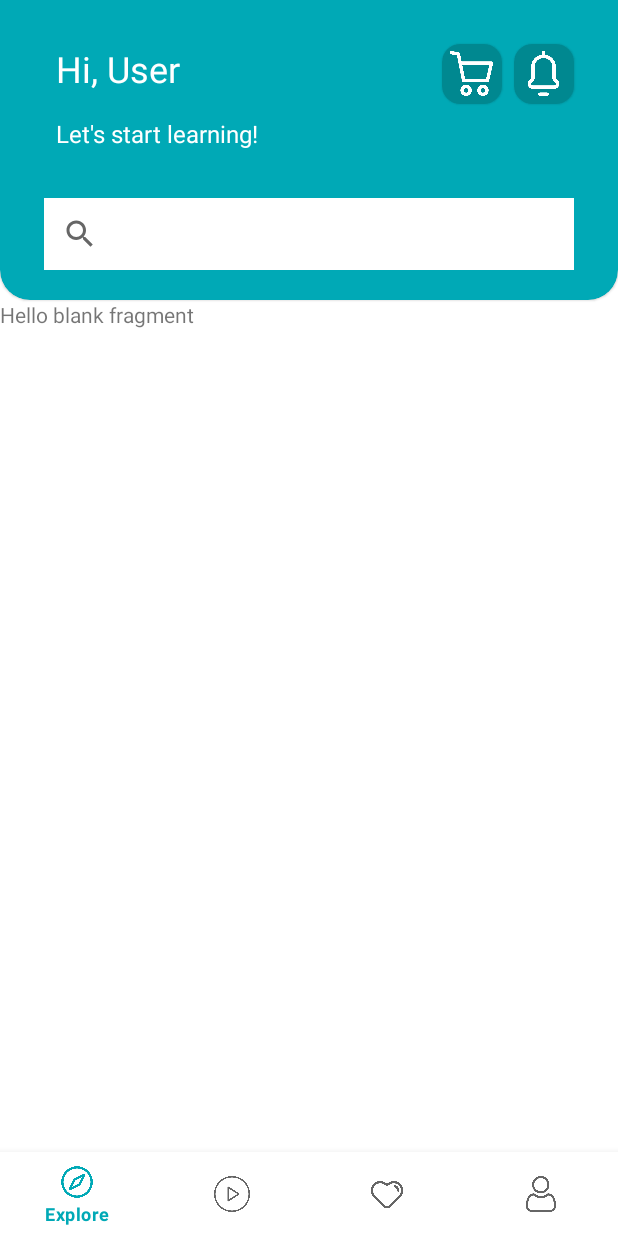
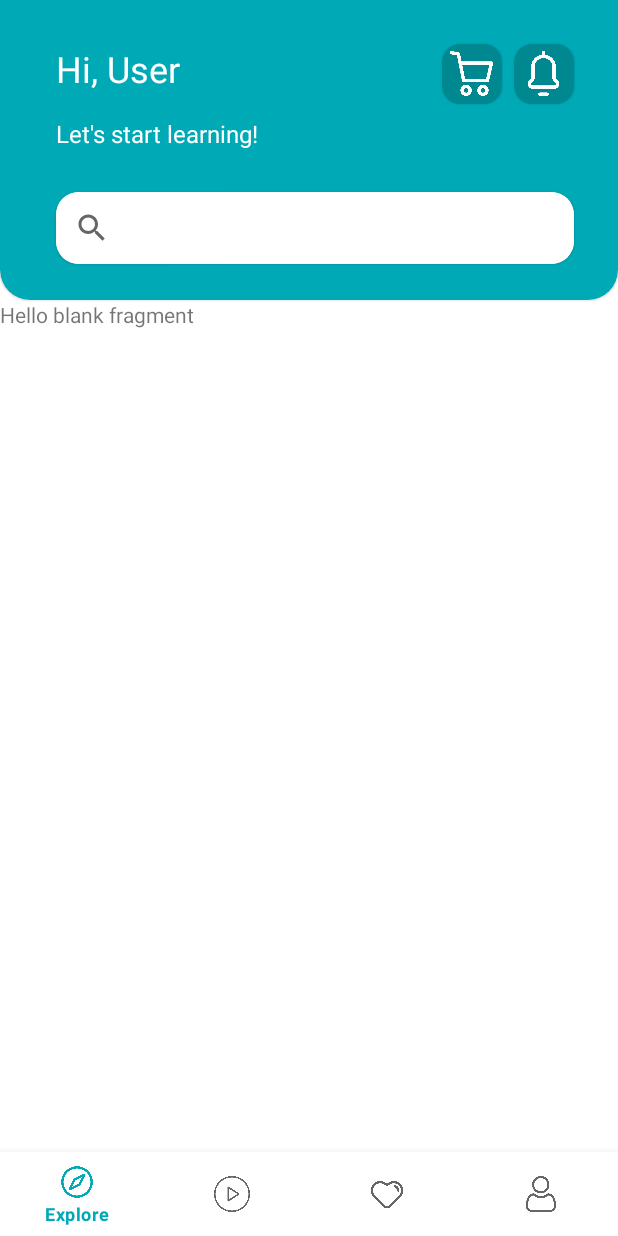
Before and after one commit to yamlakyam/FunLearn, an Android app: the screen it shows after launch (HomeActivity), on a phone screen of 412 x 824 dp. Run offline under Robolectric (Android 15) with nearby library versions, the phone set to English and light mode, and no system bars.

Commit message:
embedded the searchview within a cardview to get the corner effect

```diff
--- a/app/src/main/res/layout/fragment_home.xml
+++ b/app/src/main/res/layout/fragment_home.xml
@@ -45,16 +45,28 @@
                 app:layout_constraintStart_toStartOf="@+id/textView14"
                 app:layout_constraintTop_toBottomOf="@+id/textView14" />
 
-            <androidx.appcompat.widget.SearchView
-                android:layout_width="match_parent"
+            <com.google.android.material.card.MaterialCardView
+                android:layout_width="0dp"
                 android:layout_height="wrap_content"
-                android:layout_marginStart="24dp"
-                android:layout_marginTop="32dp"
+                android:layout_marginTop="28dp"
                 android:layout_marginEnd="24dp"
-                android:background="#FFFFFF"
+                app:cardCornerRadius="15dp"
                 app:layout_constraintEnd_toEndOf="parent"
                 app:layout_constraintStart_toStartOf="@+id/textView15"
-                app:layout_constraintTop_toBottomOf="@+id/textView15" />
+                app:layout_constraintTop_toBottomOf="@+id/textView15">
+
+                <androidx.appcompat.widget.SearchView
+                    style="@style/CustomserachViewStyle"
+                    android:layout_width="match_parent"
+                    android:layout_height="wrap_content"
+                    android:background="#FFFFFF"
+                    app:layout_constraintEnd_toEndOf="parent"
+                    app:layout_constraintStart_toStartOf="@+id/textView15"
+                    app:layout_constraintTop_toBottomOf="@+id/textView15" />
+
+            </com.google.android.material.card.MaterialCardView>
+
+
 
             <com.google.android.material.card.MaterialCardView
                 android:id="@+id/materialCardView"
--- /dev/null
+++ b/app/src/main/res/values/CustomserachViewStyle.xml
@@ -0,0 +1,14 @@
+<?xml version="1.0" encoding="utf-8"?>
+<resources>
+    <style name="CustomserachViewStyle" parent="Widget.AppCompat.SearchView">
+        <item name="shapeAppearanceOverlay">@style/ShapeAppearanceOverlay_search_bar_corners</item>
+    </style>
+
+    <style name="ShapeAppearanceOverlay_search_bar_corners" parent="">
+        <item name="cornerFamily">rounded</item>
+        <item name="cornerSizeTopRight">200dp</item>
+        <item name="cornerSizeTopLeft">200dp</item>
+        <item name="cornerSizeBottomRight">20dp</item>
+        <item name="cornerSizeBottomLeft">20dp</item>
+    </style>
+</resources>
```
